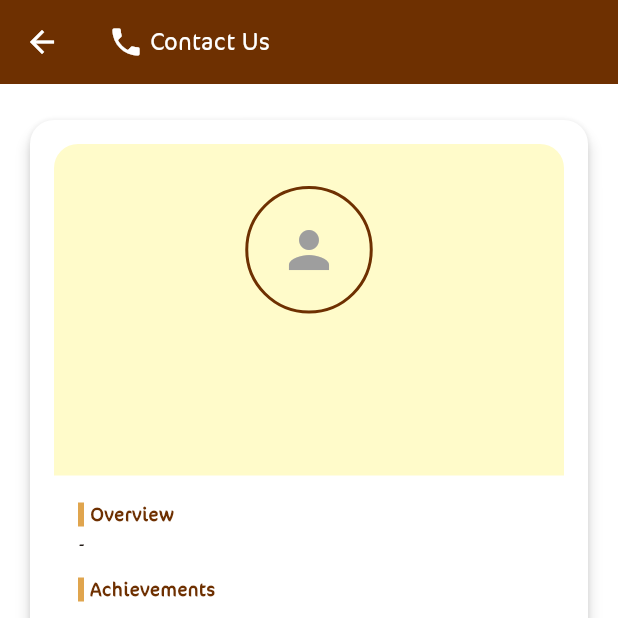
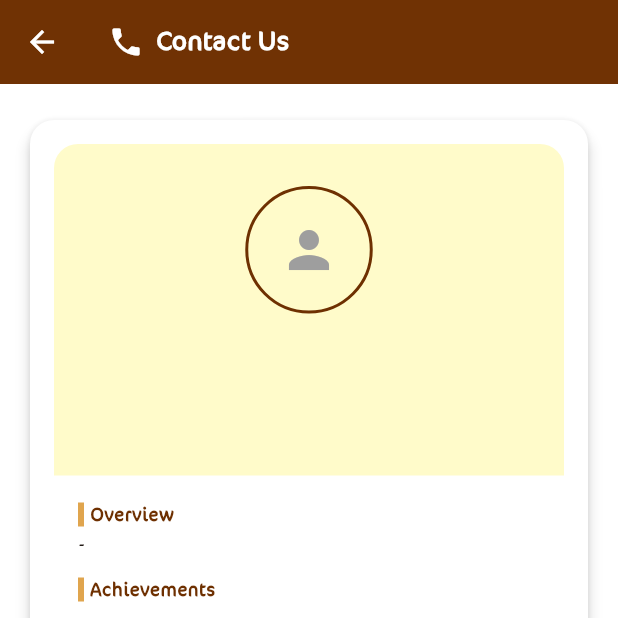
Before and after one commit to TechToc-Solution/events, a Flutter app: the PlayerDetailsScreen screen opened directly with empty values, on a phone screen of 412 x 824 dp, the top half of it. Run offline on Flutter 3.47's test engine with Material 3 defaults, Android fonts, the phone set to English and light mode, and no system bars; our stand-ins replace awesome_dialog, bloc, cached_network_image, dartz, device_info_plus, dio and 6 more; accounts and stored records are empty; network calls fail.

Commit message:
edit app bar

```diff
--- a/lib/features/group_details/presentation/view/player_details.dart
+++ b/lib/features/group_details/presentation/view/player_details.dart
@@ -16,14 +16,20 @@ class PlayerDetailsScreen extends StatelessWidget {
     return Scaffold(
       appBar: AppBar(
         foregroundColor: Colors.white,
-        backgroundColor: AppColors.primaryColors,
+         backgroundColor: AppColors.primaryColors,
+        elevation: 2,
         title: Row(
           children: [
             const Icon(Icons.phone, color: Colors.white),
-            const SizedBox(width: 4),
+            const SizedBox(width: 8),
             Text(
               "contact_us".tr(context),
-              style: const TextStyle(fontFamily: "cocon-next-arabic"),
+              style: const TextStyle(
+                fontFamily: "cocon-next-arabic",
+                fontSize: 20,
+                color: Colors.white,
+                fontWeight: FontWeight.w600,
+              ),
             ),
           ],
         ),
--- a/lib/features/group_details/presentation/view/widget/group_detail_page_body.dart
+++ b/lib/features/group_details/presentation/view/widget/group_detail_page_body.dart
@@ -267,7 +267,9 @@ class GroupDetailsPageBody extends StatelessWidget {
                     ? SizedBox(
                         height: 20,
                         width: 20,
-                        child: const CircularProgressIndicator(),
+                        child: const CircularProgressIndicator(
+                          color: Colors.white,
+                        ),
                       )
                     : LayoutBuilder(
                         builder: (context, constraints) {
```
Also changed, not shown: lib/features/group_details/presentation/view/conditions.dart (+8 -4 lines), lib/features/group_details/presentation/view/group_detail_page.dart (+8 -2 lines), lib/features/group_details/presentation/view/submited_group_success_page.dart (+10 -7 lines), lib/features/home/presentation/views/home_page.dart (+33 -12 lines).
